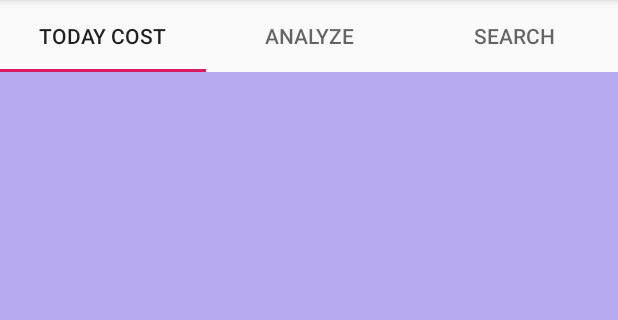
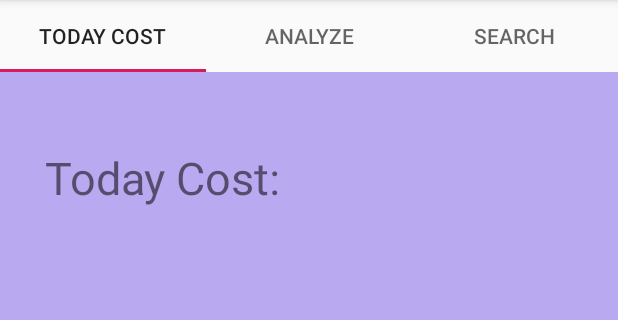
Before and after one commit to DerrickPikachu/PikaCount, an Android app: the screen it shows after launch (MainActivity), on a phone screen of 412 x 824 dp, the part 84-404 px from its top. Run offline under Robolectric (Android 15) with nearby library versions, the phone set to English and light mode, and no system bars; libraries missing offline, so code that uses them is left out: com.daimajia.swipe; 2 statements that could not run were skipped.

Commit message:
today_cost_layout basic decorate complete

```diff
--- a/app/src/main/res/layout/list_item.xml
+++ b/app/src/main/res/layout/list_item.xml
@@ -10,7 +10,7 @@
 
     <LinearLayout
         android:layout_width="match_parent"
-        android:layout_height="80dp"
+        android:layout_height="60dp"
         android:background="#FF5534"
         android:gravity="center"
         android:tag="Bottom3"
--- a/app/src/main/res/layout/today_cost_layout.xml
+++ b/app/src/main/res/layout/today_cost_layout.xml
@@ -21,5 +21,25 @@
             app:layout_constraintEnd_toEndOf="parent"
             app:layout_constraintStart_toStartOf="parent"
             app:layout_constraintTop_toTopOf="parent" />
+
+        <TextView
+            android:id="@+id/costTitle"
+            android:layout_width="wrap_content"
+            android:layout_height="wrap_content"
+            android:layout_marginTop="50dp"
+            android:text="@string/cost_title"
+            android:textSize="30sp"
+            app:layout_constraintStart_toStartOf="@+id/costList"
+            app:layout_constraintTop_toTopOf="parent" />
+
+        <TextView
+            android:id="@+id/cost"
+            android:layout_width="wrap_content"
+            android:layout_height="wrap_content"
+            android:textSize="100sp"
+            app:layout_constraintBottom_toTopOf="@+id/costList"
+            app:layout_constraintEnd_toEndOf="parent"
+            app:layout_constraintStart_toStartOf="parent"
+            app:layout_constraintTop_toBottomOf="@+id/costTitle" />
     </androidx.constraintlayout.widget.ConstraintLayout>
 </RelativeLayout>
--- a/app/src/main/res/values/strings.xml
+++ b/app/src/main/res/values/strings.xml
@@ -1,3 +1,4 @@
 <resources>
     <string name="app_name">PikaCount</string>
+    <string name="cost_title">Today Cost:</string>
 </resources>
```
